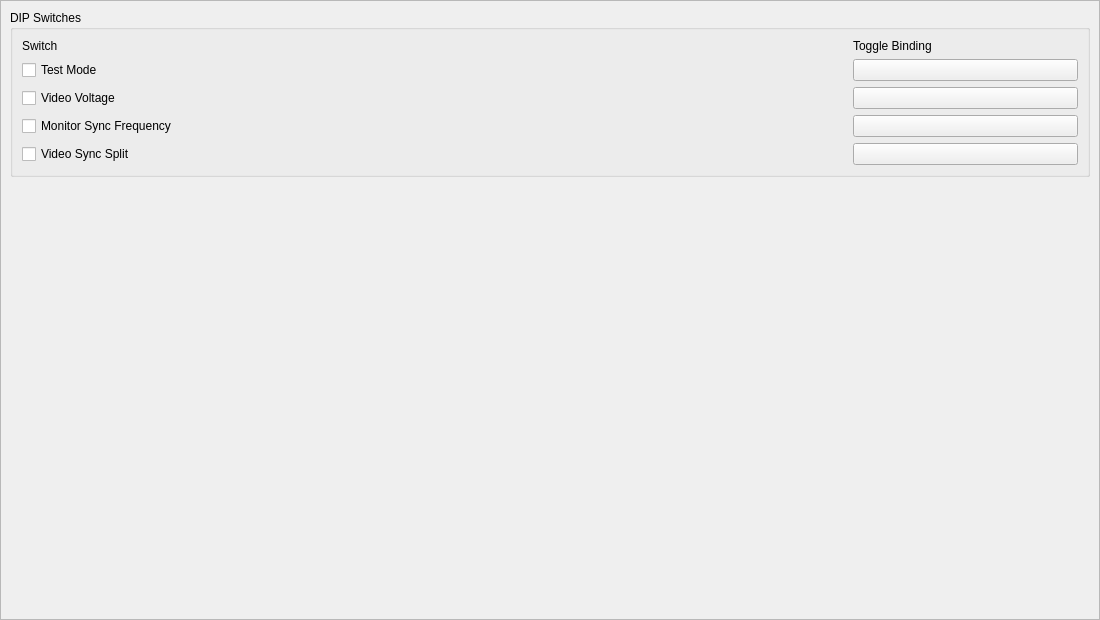
This is pcsx2-qt/Settings/JVSControlsWidget.ui in jcstahl1/pcsx2x6 as Qt 5 draws it before an edit. The edited form follows.
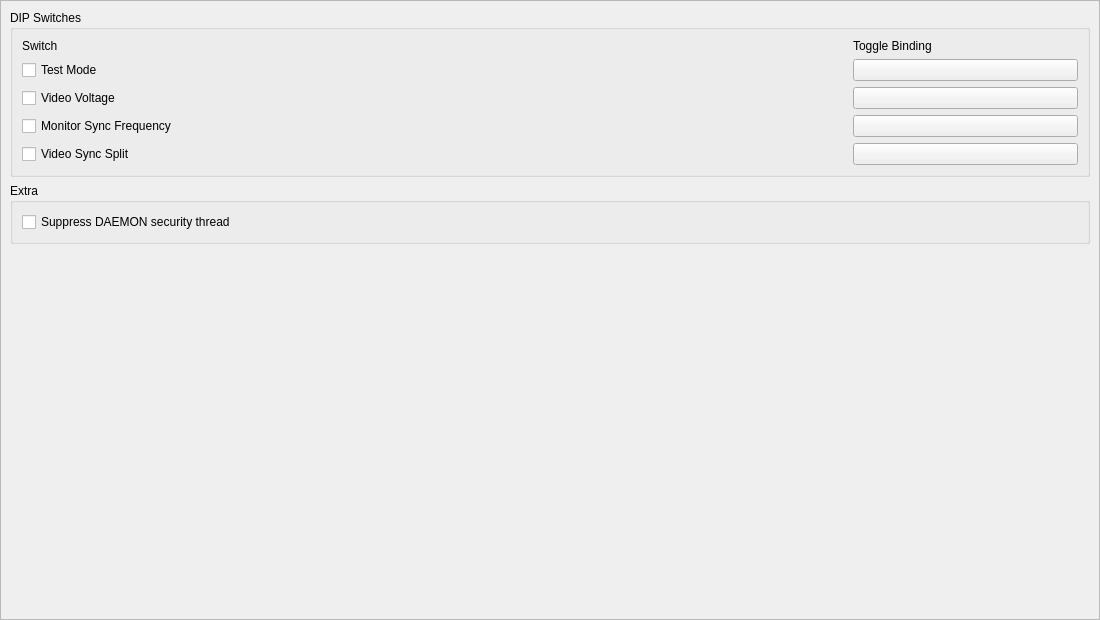
This is the edited form. Custom widgets are drawn as their Qt base class.

Commit message: boot: fix dongle boot race, suppress DAEMON sec_checker thread

Patch:
```diff
--- a/pcsx2-qt/Settings/JVSControlsWidget.ui
+++ b/pcsx2-qt/Settings/JVSControlsWidget.ui
@@ -171,6 +171,22 @@
          </layout>
         </widget>
        </item>
+       <item>
+        <widget class="QGroupBox" name="extraGroup">
+         <property name="title">
+          <string>Extra</string>
+         </property>
+         <layout class="QVBoxLayout" name="extraLayout">
+          <item>
+           <widget class="QCheckBox" name="suppressDaemon">
+            <property name="text">
+             <string>Suppress DAEMON security thread</string>
+            </property>
+           </widget>
+          </item>
+         </layout>
+        </widget>
+       </item>
        <item>
         <spacer name="verticalSpacer">
          <property name="orientation">
```
The commit also changes 9 other files.
